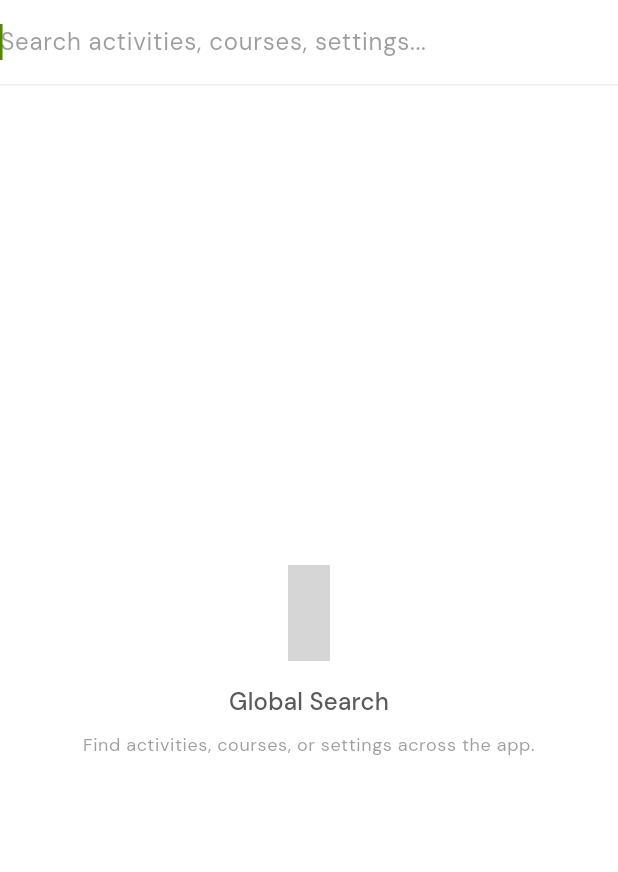
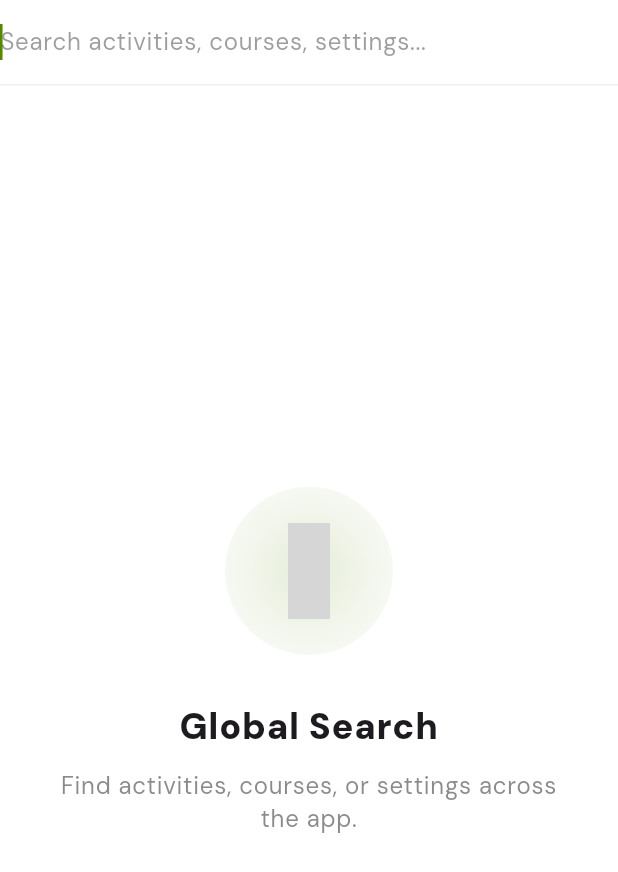
Before and after one commit to abdulbarry-dev/bourgo-arena-mobile, a Flutter app: the SearchScreen screen opened by its route, on a phone screen of 412 x 824 dp. Shown: the top 872 px of the screen. Run offline on Flutter 3.47's test engine with Material 3 defaults, Android fonts, the phone set to English and light mode, and no system bars; our stand-ins replace flutter_dotenv, get_it, go_router, google_fonts, material_symbols_icons, shared_preferences; accounts and stored records are empty; network calls fail; grey boxes are pictures that could not be loaded.

```diff
--- a/lib/presentation/common/empty_state.dart
+++ b/lib/presentation/common/empty_state.dart
@@ -32,6 +32,17 @@ class EmptyState extends StatelessWidget {
   Widget build(BuildContext context) {
     final theme = Theme.of(context);
 
+    return LayoutBuilder(
+      builder: (context, constraints) {
+        final isSmall = constraints.maxHeight < 300;
+        final iconSize = isSmall ? 48.0 : 64.0;
+        final titleStyle = isSmall
+            ? theme.textTheme.titleMedium
+            : theme.textTheme.headlineSmall;
+        final messageStyle = isSmall
+            ? theme.textTheme.bodySmall
+            : theme.textTheme.bodyLarge;
+
         return TweenAnimationBuilder<double>(
           tween: Tween<double>(begin: 0.0, end: 1.0),
           duration: const Duration(milliseconds: 600),
@@ -46,47 +57,57 @@ class EmptyState extends StatelessWidget {
             );
           },
           child: Center(
+            child: SingleChildScrollView(
+              physics: const NeverScrollableScrollPhysics(),
               child: Padding(
-          padding: const EdgeInsets.all(32.0),
+                padding: EdgeInsets.all(isSmall ? 16.0 : 32.0),
                 child: Column(
                   mainAxisAlignment: MainAxisAlignment.center,
+                  mainAxisSize: MainAxisSize.min,
                   children: [
                     // Icon with soft background
                     Container(
-                padding: const EdgeInsets.all(24),
+                      padding: EdgeInsets.all(isSmall ? 16 : 24),
                       decoration: BoxDecoration(
                         shape: BoxShape.circle,
-                  color: theme.colorScheme.primary.withAlpha(15),
+                        gradient: RadialGradient(
+                          colors: [
+                            theme.colorScheme.primary.withValues(alpha: 0.15),
+                            theme.colorScheme.primary.withValues(alpha: 0.05),
+                          ],
+                        ),
                       ),
                       child: Icon(
                         icon,
-                  size: 64,
-                  color: theme.colorScheme.primary.withAlpha(150),
+                        size: iconSize,
+                        color: theme.colorScheme.primary.withValues(alpha: 0.8),
                       ),
                     ),
-              const SizedBox(height: 32),
+                    SizedBox(height: isSmall ? 16 : 32),
                     // Title
                     Text(
                       title,
                       textAlign: TextAlign.center,
-                style: theme.textTheme.headlineSmall?.copyWith(
-                  fontWeight: FontWeight.bold,
+                      style: titleStyle?.copyWith(
+                        fontWeight: FontWeight.w900,
                         letterSpacing: 0.5,
                       ),
                     ),
-              const SizedBox(height: 12),
+                    SizedBox(height: isSmall ? 4 : 12),
                     // Message
                     Text(
                       message,
                       textAlign: TextAlign.center,
-                style: theme.textTheme.bodyLarge?.copyWith(
-                  color: theme.colorScheme.onSurfaceVariant.withAlpha(180),
-                  height: 1.5,
+                      style: messageStyle?.copyWith(
+                        color: theme.colorScheme.onSurfaceVariant.withValues(
+                          alpha: 0.7,
+                        ),
+                        height: 1.4,
                       ),
                     ),
                     // Action Button
                     if (actionLabel != null && onAction != null) ...[
-                const SizedBox(height: 40),
+                      SizedBox(height: isSmall ? 20 : 40),
                       FilledButton.icon(
                         onPressed: onAction,
                         icon: const Icon(Icons.add, size: 20),
@@ -106,6 +127,9 @@ class EmptyState extends StatelessWidget {
                 ),
               ),
             ),
+          ),
+        );
+      },
     );
   }
 }
--- a/lib/presentation/search/search_screen.dart
+++ b/lib/presentation/search/search_screen.dart
@@ -2,6 +2,7 @@ import 'package:bourgo_arena_mobile/core/di/locator.dart';
 import 'package:bourgo_arena_mobile/domain/usecases/search/search_use_case.dart';
 import 'package:bourgo_arena_mobile/domain/entities/search_result.dart';
 import 'package:bourgo_arena_mobile/l10n/app_localizations.dart';
+import 'package:bourgo_arena_mobile/presentation/common/empty_state.dart';
 import 'package:bourgo_arena_mobile/presentation/search/search_view_model.dart';
 import 'package:flutter/material.dart';
 import 'package:go_router/go_router.dart';
@@ -190,36 +191,10 @@ class _SearchResultTile extends StatelessWidget {
 class _RecentSearchesPlaceholder extends StatelessWidget {
   @override
   Widget build(BuildContext context) {
-    final theme = Theme.of(context);
-    return Center(
-      child: Column(
-        mainAxisAlignment: MainAxisAlignment.center,
-        children: [
-          Icon(
-            Symbols.search,
-            size: 64,
-            color: theme.colorScheme.outline.withAlpha(50),
-          ),
-          const SizedBox(height: 16),
-          Text(
-            'Global Search',
-            style: theme.textTheme.titleMedium?.copyWith(
-              color: theme.colorScheme.onSurfaceVariant,
-            ),
-          ),
-          const SizedBox(height: 8),
-          Padding(
-            padding: const EdgeInsets.symmetric(horizontal: 48),
-            child: Text(
-              'Find activities, courses, or settings across the app.',
-              textAlign: TextAlign.center,
-              style: theme.textTheme.bodySmall?.copyWith(
-                color: theme.colorScheme.onSurfaceVariant.withAlpha(150),
-              ),
-            ),
-          ),
-        ],
-      ),
+    return EmptyState(
+      title: 'Global Search',
+      message: 'Find activities, courses, or settings across the app.',
+      icon: Symbols.search,
     );
   }
 }
@@ -231,27 +206,10 @@ class _NoResultsPlaceholder extends StatelessWidget {
 
   @override
   Widget build(BuildContext context) {
-    final theme = Theme.of(context);
-    return Center(
-      child: Column(
-        mainAxisAlignment: MainAxisAlignment.center,
-        children: [
-          Icon(
-            Symbols.search_off,
-            size: 64,
-            color: theme.colorScheme.error.withAlpha(50),
-          ),
-          const SizedBox(height: 16),
-          Text('No results for "$query"', style: theme.textTheme.titleMedium),
-          const SizedBox(height: 8),
-          Text(
-            'Try different keywords or check spelling.',
-            style: theme.textTheme.bodySmall?.copyWith(
-              color: theme.colorScheme.onSurfaceVariant,
-            ),
-          ),
-        ],
-      ),
+    return EmptyState(
+      title: 'No results for "$query"',
+      message: 'Try different keywords or check spelling.',
+      icon: Symbols.search_off,
     );
   }
 }
```
Also changed, not shown: lib/presentation/activities/activities_screen.dart (+8 -0 lines), lib/presentation/auth/login/login_screen.dart (+5 -2 lines), lib/presentation/home/home_screen.dart (+16 -2 lines). Lines whose indentation alone changed are shown as unchanged.
